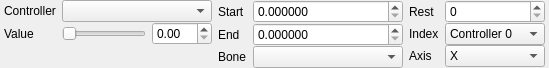
Qt form src/hlam/plugins/halflife/studiomodel/ui/dockpanels/BoneControllersPanel.ui (SamVanheer/HalfLifeAssetManager) before a commit.
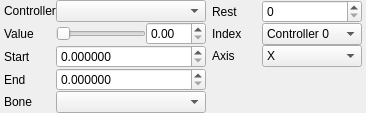
The same form after that commit.

Commit message: Reorganize bone controllers panel

The edit to the form file:
```diff
--- a/src/hlam/plugins/halflife/studiomodel/ui/dockpanels/BoneControllersPanel.ui
+++ b/src/hlam/plugins/halflife/studiomodel/ui/dockpanels/BoneControllersPanel.ui
@@ -6,14 +6,17 @@
    <rect>
     <x>0</x>
     <y>0</y>
-    <width>543</width>
-    <height>62</height>
+    <width>380</width>
+    <height>104</height>
    </rect>
   </property>
   <property name="windowTitle">
    <string>Form</string>
   </property>
   <layout class="QHBoxLayout" name="MainLayout">
+   <property name="spacing">
+    <number>0</number>
+   </property>
    <property name="sizeConstraint">
     <enum>QLayout::SetFixedSize</enum>
    </property>
@@ -37,38 +40,22 @@
      <property name="verticalSpacing">
       <number>0</number>
      </property>
-     <item row="0" column="1" colspan="2">
-      <widget class="QComboBox" name="BoneControllers">
+     <item row="3" column="0">
+      <widget class="QLabel" name="label_9">
        <property name="sizePolicy">
-        <sizepolicy hsizetype="Preferred" vsizetype="Fixed">
+        <sizepolicy hsizetype="Fixed" vsizetype="Preferred">
          <horstretch>0</horstretch>
          <verstretch>0</verstretch>
         </sizepolicy>
        </property>
        <property name="minimumSize">
         <size>
-         <width>150</width>
+         <width>50</width>
          <height>0</height>
         </size>
        </property>
-       <property name="maximumSize">
-        <size>
-         <width>16777215</width>
-         <height>16777215</height>
-        </size>
-       </property>
-      </widget>
-     </item>
-     <item row="0" column="0">
-      <widget class="QLabel" name="label_4">
-       <property name="sizePolicy">
-        <sizepolicy hsizetype="Fixed" vsizetype="Preferred">
-         <horstretch>0</horstretch>
-         <verstretch>0</verstretch>
-        </sizepolicy>
-       </property>
        <property name="text">
-        <string>Controller</string>
+        <string>End</string>
        </property>
       </widget>
      </item>
@@ -97,6 +84,41 @@
        </property>
       </widget>
      </item>
+     <item row="5" column="0" colspan="3">
+      <spacer name="verticalSpacer_3">
+       <property name="orientation">
+        <enum>Qt::Vertical</enum>
+       </property>
+       <property name="sizeHint" stdset="0">
+        <size>
+         <width>20</width>
+         <height>0</height>
+        </size>
+       </property>
+      </spacer>
+     </item>
+     <item row="0" column="1" colspan="2">
+      <widget class="QComboBox" name="BoneControllers">
+       <property name="sizePolicy">
+        <sizepolicy hsizetype="Preferred" vsizetype="Fixed">
+         <horstretch>0</horstretch>
+         <verstretch>0</verstretch>
+        </sizepolicy>
+       </property>
+       <property name="minimumSize">
+        <size>
+         <width>150</width>
+         <height>0</height>
+        </size>
+       </property>
+       <property name="maximumSize">
+        <size>
+         <width>16777215</width>
+         <height>16777215</height>
+        </size>
+       </property>
+      </widget>
+     </item>
      <item row="1" column="2">
       <widget class="QDoubleSpinBox" name="BoneControllerValueSpinner">
        <property name="sizePolicy">
@@ -125,19 +147,6 @@
        </property>
       </widget>
      </item>
-     <item row="2" column="0" colspan="3">
-      <spacer name="verticalSpacer_3">
-       <property name="orientation">
-        <enum>Qt::Vertical</enum>
-       </property>
-       <property name="sizeHint" stdset="0">
-        <size>
-         <width>20</width>
-         <height>0</height>
-        </size>
-       </property>
-      </spacer>
-     </item>
      <item row="1" column="0">
       <widget class="QLabel" name="label_5">
        <property name="sizePolicy">
@@ -146,37 +155,18 @@
          <verstretch>0</verstretch>
         </sizepolicy>
        </property>
+       <property name="minimumSize">
+        <size>
+         <width>50</width>
+         <height>0</height>
+        </size>
+       </property>
        <property name="text">
         <string>Value</string>
        </property>
       </widget>
      </item>
-    </layout>
-   </item>
-   <item>
-    <widget class="QWidget" name="ControllerDataWidget" native="true">
-     <layout class="QHBoxLayout" name="ControllerDataLayout">
-      <property name="leftMargin">
-       <number>0</number>
-      </property>
-      <property name="topMargin">
-       <number>0</number>
-      </property>
-      <property name="rightMargin">
-       <number>0</number>
-      </property>
-      <property name="bottomMargin">
-       <number>0</number>
-      </property>
-      <item>
-       <layout class="QGridLayout" name="gridLayout_7">
-        <property name="leftMargin">
-         <number>0</number>
-        </property>
-        <property name="verticalSpacing">
-         <number>0</number>
-        </property>
-        <item row="0" column="0">
+     <item row="2" column="0">
          <widget class="QLabel" name="label_8">
           <property name="sizePolicy">
            <sizepolicy hsizetype="Fixed" vsizetype="Preferred">
@@ -184,32 +174,56 @@
             <verstretch>0</verstretch>
            </sizepolicy>
           </property>
+       <property name="minimumSize">
+        <size>
+         <width>50</width>
+         <height>0</height>
+        </size>
+       </property>
           <property name="text">
            <string>Start</string>
           </property>
          </widget>
         </item>
-        <item row="2" column="0">
+     <item row="0" column="0">
+      <widget class="QLabel" name="label_4">
+       <property name="sizePolicy">
+        <sizepolicy hsizetype="Fixed" vsizetype="Preferred">
+         <horstretch>0</horstretch>
+         <verstretch>0</verstretch>
+        </sizepolicy>
+       </property>
+       <property name="minimumSize">
+        <size>
+         <width>50</width>
+         <height>0</height>
+        </size>
+       </property>
+       <property name="text">
+        <string>Controller</string>
+       </property>
+      </widget>
+     </item>
+     <item row="4" column="0">
          <widget class="QLabel" name="label_7">
+       <property name="sizePolicy">
+        <sizepolicy hsizetype="Fixed" vsizetype="Preferred">
+         <horstretch>0</horstretch>
+         <verstretch>0</verstretch>
+        </sizepolicy>
+       </property>
+       <property name="minimumSize">
+        <size>
+         <width>50</width>
+         <height>0</height>
+        </size>
+       </property>
           <property name="text">
            <string>Bone</string>
           </property>
          </widget>
         </item>
-        <item row="1" column="0">
-         <widget class="QLabel" name="label_9">
-          <property name="sizePolicy">
-           <sizepolicy hsizetype="Fixed" vsizetype="Preferred">
-            <horstretch>0</horstretch>
-            <verstretch>0</verstretch>
-           </sizepolicy>
-          </property>
-          <property name="text">
-           <string>End</string>
-          </property>
-         </widget>
-        </item>
-        <item row="2" column="1">
+     <item row="4" column="1" colspan="2">
          <widget class="QComboBox" name="BoneControllerBone">
           <property name="sizePolicy">
            <sizepolicy hsizetype="Preferred" vsizetype="Fixed">
@@ -231,32 +245,7 @@
           </property>
          </widget>
         </item>
-        <item row="0" column="1">
-         <widget class="QDoubleSpinBox" name="BoneControllerStart">
-          <property name="sizePolicy">
-           <sizepolicy hsizetype="Preferred" vsizetype="Fixed">
-            <horstretch>0</horstretch>
-            <verstretch>0</verstretch>
-           </sizepolicy>
-          </property>
-          <property name="minimumSize">
-           <size>
-            <width>150</width>
-            <height>0</height>
-           </size>
-          </property>
-          <property name="maximumSize">
-           <size>
-            <width>16777215</width>
-            <height>16777215</height>
-           </size>
-          </property>
-          <property name="decimals">
-           <number>6</number>
-          </property>
-         </widget>
-        </item>
-        <item row="1" column="1">
+     <item row="3" column="1" colspan="2">
          <widget class="QDoubleSpinBox" name="BoneControllerEnd">
           <property name="sizePolicy">
            <sizepolicy hsizetype="Preferred" vsizetype="Fixed">
@@ -281,20 +270,48 @@
           </property>
          </widget>
         </item>
-        <item row="3" column="0" colspan="2">
-         <spacer name="verticalSpacer_4">
+     <item row="2" column="1" colspan="2">
+      <widget class="QDoubleSpinBox" name="BoneControllerStart">
+       <property name="sizePolicy">
+        <sizepolicy hsizetype="Preferred" vsizetype="Fixed">
+         <horstretch>0</horstretch>
+         <verstretch>0</verstretch>
+        </sizepolicy>
+       </property>
+       <property name="minimumSize">
+        <size>
+         <width>150</width>
+         <height>0</height>
+        </size>
+       </property>
+       <property name="maximumSize">
+        <size>
+         <width>16777215</width>
+         <height>16777215</height>
+        </size>
+       </property>
+       <property name="decimals">
+        <number>6</number>
+       </property>
+      </widget>
+     </item>
+    </layout>
+   </item>
+   <item>
+    <spacer name="horizontalSpacer">
           <property name="orientation">
-           <enum>Qt::Vertical</enum>
+      <enum>Qt::Horizontal</enum>
+     </property>
+     <property name="sizeType">
+      <enum>QSizePolicy::Fixed</enum>
           </property>
           <property name="sizeHint" stdset="0">
            <size>
-            <width>20</width>
+       <width>6</width>
             <height>0</height>
            </size>
           </property>
          </spacer>
-        </item>
-       </layout>
       </item>
       <item>
        <layout class="QGridLayout" name="gridLayout_8">
@@ -306,6 +323,18 @@
         </property>
         <item row="2" column="0">
          <widget class="QLabel" name="label_12">
+       <property name="sizePolicy">
+        <sizepolicy hsizetype="Fixed" vsizetype="Preferred">
+         <horstretch>0</horstretch>
+         <verstretch>0</verstretch>
+        </sizepolicy>
+       </property>
+       <property name="minimumSize">
+        <size>
+         <width>50</width>
+         <height>0</height>
+        </size>
+       </property>
           <property name="text">
            <string>Axis</string>
           </property>
@@ -381,6 +410,12 @@
             <verstretch>0</verstretch>
            </sizepolicy>
           </property>
+       <property name="minimumSize">
+        <size>
+         <width>50</width>
+         <height>0</height>
+        </size>
+       </property>
           <property name="text">
            <string>Rest</string>
           </property>
@@ -394,6 +429,12 @@
             <verstretch>0</verstretch>
            </sizepolicy>
           </property>
+       <property name="minimumSize">
+        <size>
+         <width>50</width>
+         <height>0</height>
+        </size>
+       </property>
           <property name="text">
            <string>Index</string>
           </property>
@@ -487,9 +528,6 @@
          </spacer>
         </item>
        </layout>
-      </item>
-     </layout>
-    </widget>
    </item>
   </layout>
  </widget>
```
Lines whose indentation alone changed are shown as unchanged. The commit also changes 2 other files.
